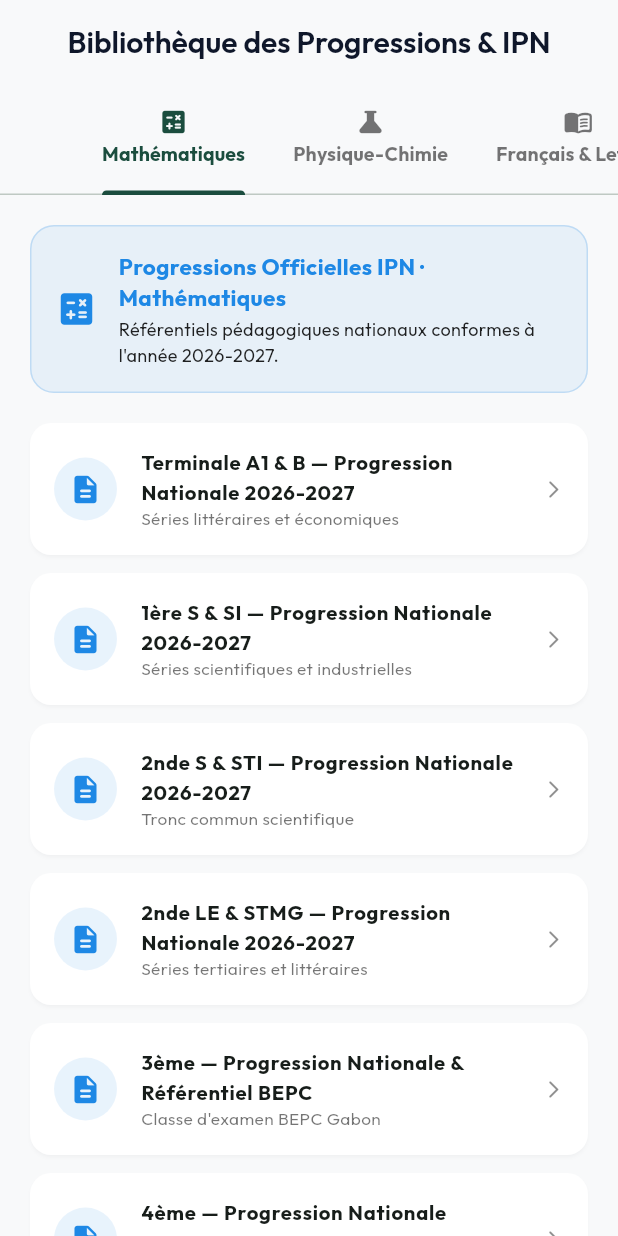
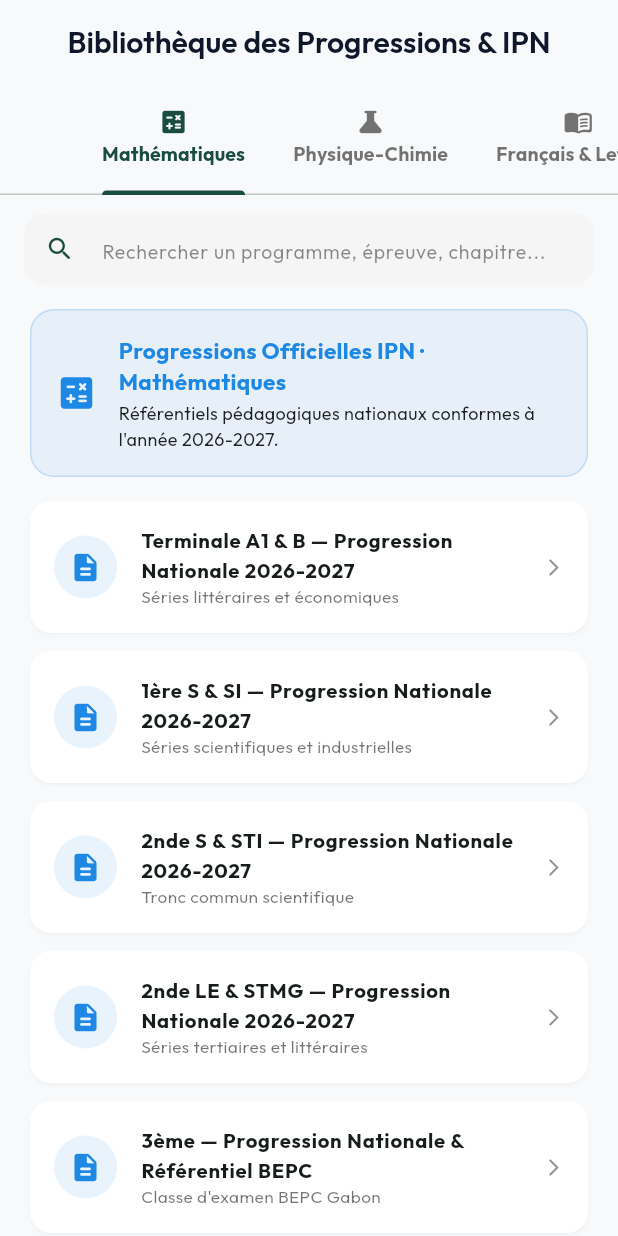
Before and after one commit to axseylle-bit/Edu_pocket, a Flutter app: the IpnResourcesScreen screen opened by its route, on a phone screen of 412 x 824 dp. Run offline on Flutter 3.47's test engine with Material 3 defaults, Android fonts, the phone set to English and light mode, and no system bars; our stand-ins replace flutter_animate, flutter_dotenv, flutter_markdown, flutter_riverpod, go_router, google_fonts and 2 more; missing offline and left inert: model_viewer_plus, syncfusion_flutter_pdfviewer; accounts and stored records are empty.

Commit message:
feat(audit-corrections): moteur de recherche IPN, tracabilite Mobile Money ARCEP Gabon, rate-limiting IA et workflow editorial Supabase

```diff
--- a/philo_pocket/lib/screens/resources/ipn_resources_screen.dart
+++ b/philo_pocket/lib/screens/resources/ipn_resources_screen.dart
@@ -14,6 +14,8 @@ class IpnResourcesScreen extends StatefulWidget {
 
 class _IpnResourcesScreenState extends State<IpnResourcesScreen> with SingleTickerProviderStateMixin {
   late TabController _tabController;
+  final TextEditingController _searchController = TextEditingController();
+  String _searchQuery = '';
 
   final List<Map<String, dynamic>> _categories = const [
     {
@@ -268,6 +270,7 @@ class _IpnResourcesScreenState extends State<IpnResourcesScreen> with SingleTick
 
   @override
   void dispose() {
+    _searchController.dispose();
     _tabController.dispose();
     super.dispose();
   }
@@ -309,18 +312,92 @@ class _IpnResourcesScreenState extends State<IpnResourcesScreen> with SingleTick
           }).toList(),
         ),
       ),
-      body: TabBarView(
+      body: Column(
+        children: [
+          // Barre de recherche instantanée
+          Padding(
+            padding: const EdgeInsets.fromLTRB(16, 12, 16, 6),
+            child: TextField(
+              controller: _searchController,
+              decoration: InputDecoration(
+                hintText: 'Rechercher un programme, épreuve, chapitre...',
+                hintStyle: const TextStyle(fontSize: 13, color: Colors.black45),
+                prefixIcon: const Icon(Icons.search_rounded, size: 20, color: AppColors.primary),
+                suffixIcon: _searchQuery.isNotEmpty
+                    ? IconButton(
+                        icon: const Icon(Icons.clear_rounded, size: 18),
+                        onPressed: () {
+                          _searchController.clear();
+                          setState(() => _searchQuery = '');
+                        },
+                      )
+                    : null,
+                contentPadding: const EdgeInsets.symmetric(vertical: 0, horizontal: 16),
+                filled: true,
+                fillColor: Colors.grey.shade100,
+                border: OutlineInputBorder(
+                  borderRadius: BorderRadius.circular(14),
+                  borderSide: BorderSide.none,
+                ),
+              ),
+              onChanged: (val) => setState(() => _searchQuery = val.trim().toLowerCase()),
+            ),
+          ),
+          Expanded(
+            child: TabBarView(
               controller: _tabController,
               children: _categories.map((cat) {
-          final List<Map<String, dynamic>> docs = cat['docs'] as List<Map<String, dynamic>>;
+                final List<Map<String, dynamic>> allDocs = cat['docs'] as List<Map<String, dynamic>>;
                 final Color catColor = cat['color'] as Color;
 
+                final docs = allDocs.where((doc) {
+                  if (_searchQuery.isEmpty) return true;
+                  final title = (doc['title'] as String).toLowerCase();
+                  final desc = (doc['desc'] as String).toLowerCase();
+                  return title.contains(_searchQuery) || desc.contains(_searchQuery);
+                }).toList();
+
+                if (docs.isEmpty) {
+                  return Center(
+                    child: Padding(
+                      padding: const EdgeInsets.all(24.0),
+                      child: Column(
+                        mainAxisAlignment: MainAxisAlignment.center,
+                        children: [
+                          Icon(Icons.search_off_rounded, size: 56, color: Colors.grey.shade400),
+                          const SizedBox(height: 12),
+                          Text(
+                            'Aucun document trouvé pour "$_searchQuery"',
+                            textAlign: TextAlign.center,
+                            style: const TextStyle(fontWeight: FontWeight.bold, fontSize: 14, color: AppColors.textDark),
+                          ),
+                          const SizedBox(height: 6),
+                          Text(
+                            'Vérifiez l\'orthographe ou consultez un autre onglet.',
+                            textAlign: TextAlign.center,
+                            style: TextStyle(fontSize: 12, color: Colors.grey.shade600),
+                          ),
+                          const SizedBox(height: 16),
+                          OutlinedButton.icon(
+                            onPressed: () {
+                              _searchController.clear();
+                              setState(() => _searchQuery = '');
+                            },
+                            icon: const Icon(Icons.refresh_rounded, size: 16),
+                            label: const Text('Réinitialiser la recherche'),
+                          ),
+                        ],
+                      ),
+                    ),
+                  );
+                }
+
                 return ListView(
-            padding: const EdgeInsets.all(20.0),
+                  padding: const EdgeInsets.fromLTRB(20, 10, 20, 20),
                   children: [
                     Container(
                       padding: const EdgeInsets.all(16),
-                margin: const EdgeInsets.only(bottom: 20),
+                      margin: const EdgeInsets.only(bottom: 16),
                       decoration: BoxDecoration(
                         color: catColor.withValues(alpha: 0.08),
                         borderRadius: BorderRadius.circular(16),
@@ -343,9 +420,11 @@ class _IpnResourcesScreenState extends State<IpnResourcesScreen> with SingleTick
                                   ),
                                 ),
                                 const SizedBox(height: 2),
-                          const Text(
-                            'Référentiels pédagogiques nationaux conformes à l\'année 2026-2027.',
-                            style: TextStyle(fontSize: 12, color: Colors.black87),
+                                Text(
+                                  _searchQuery.isNotEmpty
+                                      ? '${docs.length} document(s) correspondant(s)'
+                                      : 'Référentiels pédagogiques nationaux conformes à l\'année 2026-2027.',
+                                  style: const TextStyle(fontSize: 12, color: Colors.black87),
                                 ),
                               ],
                             ),
@@ -390,6 +469,9 @@ class _IpnResourcesScreenState extends State<IpnResourcesScreen> with SingleTick
                 );
               }).toList(),
             ),
+          ),
+        ],
+      ),
     );
   }
 }
```
Also changed, not shown: philo_pocket/lib/core/services/ai_service.dart (+19 -2 lines), philo_pocket/lib/core/services/supabase_service.dart (+32 -11 lines), philo_pocket/lib/screens/auth/mobile_money_payment_modal.dart (+50 -9 lines), 2 other files. Lines whose indentation alone changed are shown as unchanged.
